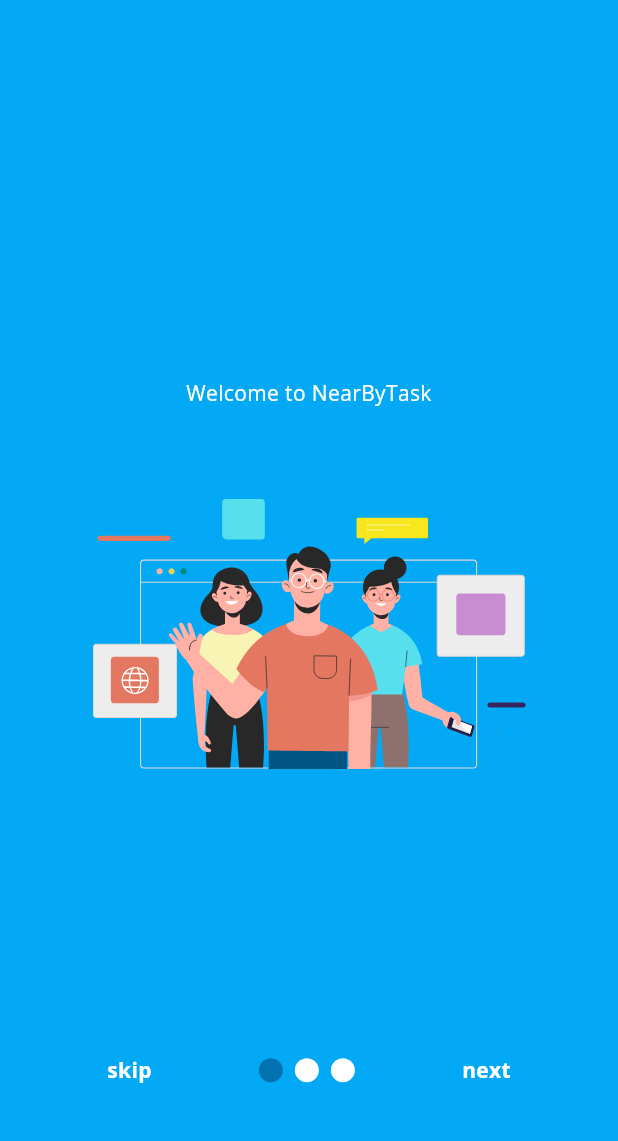
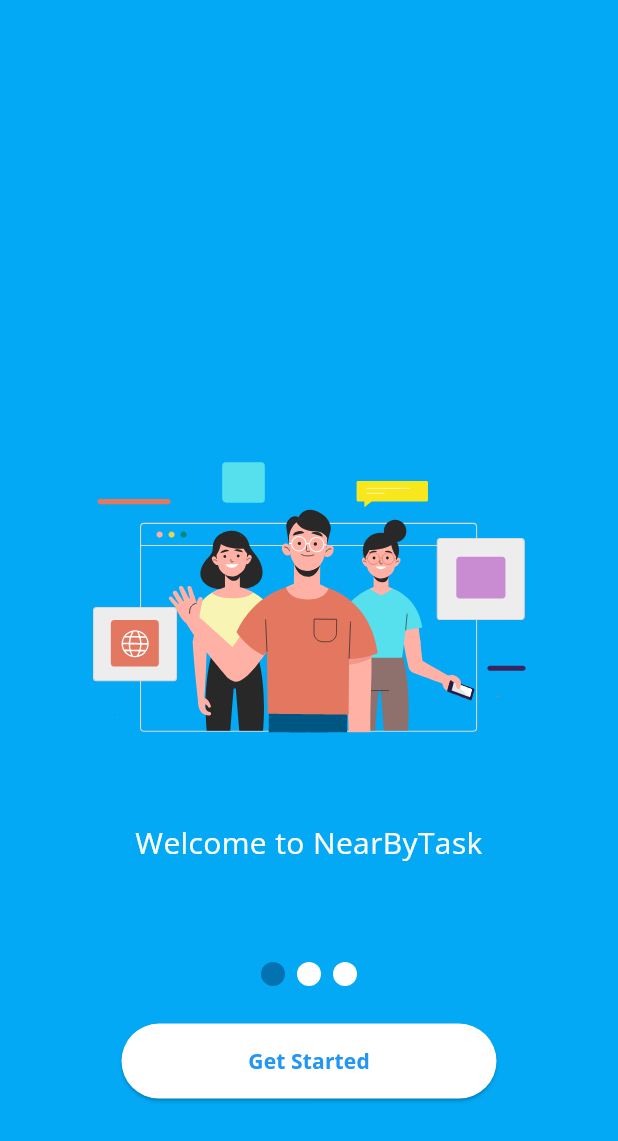
Before and after one commit to Quanby-OJT/Nearby-task-frontend, a Flutter app: the screen it shows after launch, on a phone screen of 412 x 824 dp. Shown: the top 1141 px of the screen. Run offline on Flutter 3.47's test engine with Material 3 defaults, Android fonts, the phone set to English and light mode, and no system bars; drawn by our look-alikes of smooth_page_indicator; our stand-ins replace app_links, dropdown_search, file_picker, flip_card, flutter_card_swiper, get and 6 more; accounts and stored records are empty.

Commit message:
modify welcome page

```diff
--- a/flutter_fe/lib/view/welcome_page/intro_page_1.dart
+++ b/flutter_fe/lib/view/welcome_page/intro_page_1.dart
@@ -1,4 +1,4 @@
-  import 'package:flutter/material.dart';
+import 'package:flutter/material.dart';
 import 'package:google_fonts/google_fonts.dart';
 import 'package:lottie/lottie.dart';
 
@@ -12,17 +12,19 @@
       child: Column(
         mainAxisAlignment: MainAxisAlignment.center,
         children: [
+          Lottie.asset('assets/lottie/welcomeScreen1.json',
+              width: 300, height: 300, fit: BoxFit.fitWidth),
           Padding(
             padding: const EdgeInsets.symmetric(horizontal: 50.0),
             child: Text(
               textAlign: TextAlign.center,
               'Welcome to NearByTask',
               style: GoogleFonts.openSans(
-                  color: Colors.white, fontWeight: FontWeight.w400),
+                  fontSize: 20,
+                  color: Colors.white,
+                  fontWeight: FontWeight.w400),
             ),
           ),
-          Lottie.asset('assets/lottie/welcomeScreen1.json',
-              width: 300, height: 300, fit: BoxFit.fitWidth),
         ],
       ),
     );
--- a/flutter_fe/lib/view/welcome_page/intro_page_2.dart
+++ b/flutter_fe/lib/view/welcome_page/intro_page_2.dart
@@ -12,6 +12,8 @@
       child: Column(
         mainAxisAlignment: MainAxisAlignment.center,
         children: [
+          Lottie.asset('assets/lottie/welcomeScreen3.json',
+              width: 300, height: 300, fit: BoxFit.fitWidth),
           Padding(
             padding: const EdgeInsets.symmetric(horizontal: 30.0),
             child: Text(
@@ -21,8 +23,6 @@
                   color: Colors.white, fontWeight: FontWeight.w400),
             ),
           ),
-          Lottie.asset('assets/lottie/welcomeScreen3.json',
-              width: 300, height: 300, fit: BoxFit.fitWidth),
         ],
       ),
     );
--- a/flutter_fe/lib/view/welcome_page/intro_page_3.dart
+++ b/flutter_fe/lib/view/welcome_page/intro_page_3.dart
@@ -12,6 +12,8 @@
       child: Column(
         mainAxisAlignment: MainAxisAlignment.center,
         children: [
+          Lottie.asset('assets/lottie/welcomeScreen2.json',
+              width: 300, height: 300, fit: BoxFit.fitWidth),
           Padding(
             padding: const EdgeInsets.symmetric(horizontal: 40.0),
             child: Text(
@@ -21,8 +23,6 @@
                   color: Colors.white, fontWeight: FontWeight.w400),
             ),
           ),
-          Lottie.asset('assets/lottie/welcomeScreen2.json',
-              width: 300, height: 300, fit: BoxFit.fitWidth),
         ],
       ),
     );
--- a/flutter_fe/lib/view/welcome_page/welcome_page_view_main.dart
+++ b/flutter_fe/lib/view/welcome_page/welcome_page_view_main.dart
@@ -35,22 +35,14 @@
               IntroPage3(),
             ],
           ),
-          Container(
-              alignment: const Alignment(0, 0.75),
-              child: Row(
-                mainAxisAlignment: MainAxisAlignment.spaceEvenly,
+          Positioned.fill(
+            child: Align(
+                alignment: Alignment(0, 0.75),
+                child: Column(
+                  spacing: 25,
+                  //mainAxisAlignment: MainAxisAlignment.spaceEvenly,
+                  mainAxisSize: MainAxisSize.min,
                   children: [
-                  GestureDetector(
-                      onTap: () {
-                        Navigator.push(context, MaterialPageRoute(builder: (context){
-                          return SignIn();
-                        }));
-                      },
-                      child: Text(
-                        'skip',
-                        style: GoogleFonts.openSans(
-                            color: Colors.white, fontWeight: FontWeight.bold),
-                      )),
                     SmoothPageIndicator(
                       controller: _controller,
                       count: 3,
@@ -58,34 +50,26 @@
                           activeDotColor: Color(0xFF0272B1),
                           dotColor: Colors.white),
                     ),
-                  onLastPage
-                      ? GestureDetector(
-                          onTap: () {
+                    ElevatedButton(
+                        onPressed: () {
                           Navigator.push(context,
                               MaterialPageRoute(builder: (context) {
                             return SignIn();
                           }));
                         },
+                        style: ElevatedButton.styleFrom(
+                            minimumSize: Size(250, 50),
+                            backgroundColor: Colors.white,
+                            shape: RoundedRectangleBorder(
+                                borderRadius: BorderRadius.circular(26))),
                         child: Text(
-                            'done',
+                          "Get Started",
                           style: GoogleFonts.openSans(
-                                color: Colors.white,
-                                fontWeight: FontWeight.bold),
-                          ))
-                      : GestureDetector(
-                          onTap: () {
-                            _controller.nextPage(
-                                duration: Duration(milliseconds: 500),
-                                curve: Curves.easeIn);
-                          },
-                          child: Text(
-                            'next',
-                            style: GoogleFonts.openSans(
-                                color: Colors.white,
-                                fontWeight: FontWeight.bold),
+                              fontWeight: FontWeight.bold, color: Colors.blue),
                         ))
                   ],
-              ))
+                )),
+          ),
         ],
       ),
     );
```
Lines whose indentation alone changed are shown as unchanged.
